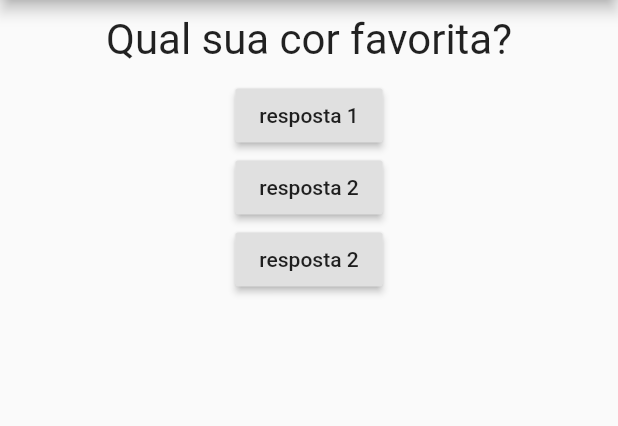
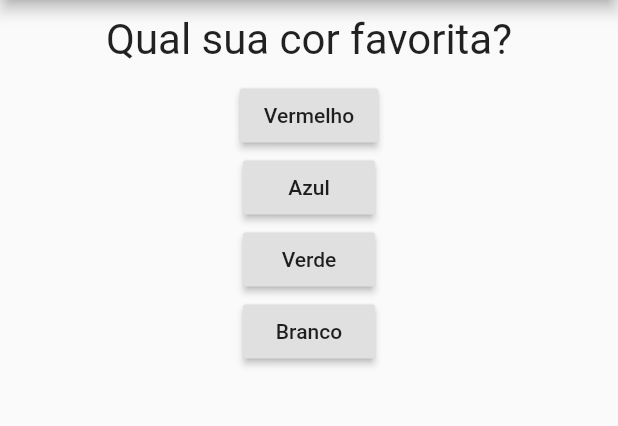
Before and after one commit to brandaoti/flutter-perguntas-resposta-app, a Flutter app: the screen it shows after launch, on a phone screen of 412 x 824 dp, the part 84-510 px from its top. Run offline on Flutter 3.47's test engine with Material 2 defaults, Android fonts, the phone set to English and light mode, and no system bars.

Commit message:
Att class Questionario, ajustado validação nela com classes Questao e Resposta

```diff
--- a/lib/perguntas.dart
+++ b/lib/perguntas.dart
@@ -1,45 +1,46 @@
 import 'package:flutter/material.dart';
-import './questao.dart';
-import './resposta.dart';
+import './questionario.dart';
 
 class PerguntasAppState extends State<PerguntasApp> {
   var _perguntaSelecionada = 0;
 
   final List<Map<String, Object>> _perguntas = const [
     {
-      'perguntas': 'Qual sua cor favorita?',
-      'resposta': {
-        'Vermelho',
-        'Azul',
-        'Verde',
-        'Branco',
-      },
+      'pergunta': 'Qual sua cor favorita?',
+      'respostas': [
+        {'respValue': 'Vermelho', 'value': 8},
+        {'respValue': 'Azul', 'value': 6},
+        {'respValue': 'Verde', 'value': 4},
+        {'respValue': 'Branco', 'value': 2},
+      ]
     },
     {
-      'perguntas': 'Qual sua comida favorita?',
-      'resposta': {
-        'Arroz',
-        'Feijão',
-        'Macarrão',
-        'Cuscuz',
-      }
+      'pergunta': 'Qual sua comida favorita?',
+      'respostas': [
+        {'respValue': 'Arroz', 'value': 8},
+        {'respValue': 'Feijão', 'value': 6},
+        {'respValue': 'Macarrão', 'value': 4},
+        {'respValue': 'Cuscuz', 'value': 2},
+      ]
     },
     {
-      'perguntas': 'Qual sua musica favorita?',
-      'resposta': {
-        'Gospel',
-        'Romantica',
-        'Sertanejo',
-        'Pop',
-      }
+      'pergunta': 'Qual sua musica favorita?',
+      'respostas': [
+        {'respValue': 'Gospel', 'value': 8},
+        {'respValue': 'Romantica', 'value': 6},
+        {'respValue': 'Sertanejo', 'value': 4},
+        {'respValue': 'Pop', 'value': 2},
+      ]
     }
   ];
 
   // Função para chamar ativar no botão! #Resposta
-  void _responder() {
-    setState(() {
-      _perguntaSelecionada++;
-    });
+  void _responder(int) {
+    if (temPergunta) {
+      setState(() {
+        _perguntaSelecionada++;
+      });
+    }
   }
 
   // Função responsavel por resetar
@@ -60,13 +61,10 @@ class PerguntasAppState extends State<PerguntasApp> {
         centerTitle: true,
       ),
       body: temPergunta
-          ? Column(
-              children: <Widget>[
-                Questao(_perguntas[_perguntaSelecionada]['perguntas']),
-                Resposta('resposta 1', _responder),
-                Resposta('resposta 2', _responder),
-                Resposta('resposta 2', _responder),
-              ],
+          ? Questionario(
+              perguntas: _perguntas,
+              perguntaSelecionada: _perguntaSelecionada,
+              onResponder: _responder,
             )
           : Text('Parabéns!'),
     );
--- /dev/null
+++ b/lib/questionario.dart
@@ -0,0 +1,40 @@
+import 'package:flutter/material.dart';
+import './questao.dart';
+import './resposta.dart';
+
+class Questionario extends StatelessWidget {
+  final List<Map<String, Object>> perguntas;
+  final int perguntaSelecionada;
+  final Function(int) onResponder;
+
+  Questionario({
+    @required this.perguntas,
+    @required this.perguntaSelecionada,
+    @required this.onResponder,
+  });
+
+  bool get temPergunta {
+    return perguntaSelecionada < perguntas.length;
+  }
+
+  @override
+  Widget build(BuildContext context) {
+    List<Map<String, Object>> respostas =
+        temPergunta ? perguntas[perguntaSelecionada]['respostas'] : null;
+
+    // implement build Questões
+    return Column(
+      children: <Widget>[
+        Questao(perguntas[perguntaSelecionada]['pergunta']),
+        ...respostas
+            .map(
+              (resp) => Resposta(
+                resp['respValue'],
+                () => onResponder(resp['value']),
+              ),
+            )
+            .toList()
+      ],
+    );
+  }
+}
--- a/pubspec.yaml
+++ b/pubspec.yaml
@@ -14,7 +14,7 @@ description: A new Flutter project.
 version: 1.0.0+1
 
 environment:
-  sdk: ">=2.1.0 <3.0.0"
+  sdk: ">=2.5.0 <3.0.0"
 
 dependencies:
   flutter:
```
Also changed, not shown: pubspec.lock.
